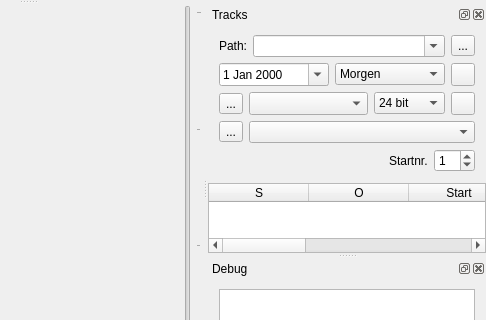
This is mainwindow.ui in audioprog/RecMasterNCutter as Qt 5 draws it before an edit; both pictures show x 538 to 1024 and y 170 to 490 of the 1024 by 703 pixel window. The edited form follows.
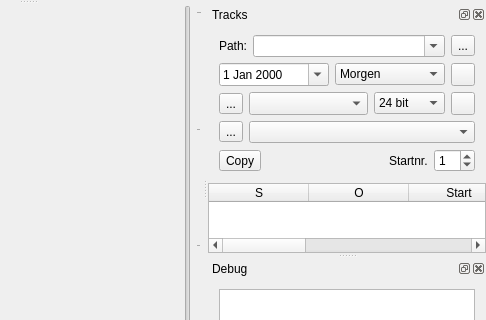
This is the edited form. Icons and pictures are not drawn. Custom widgets are drawn as their Qt base class.

Patch:
```diff
--- a/mainwindow.ui
+++ b/mainwindow.ui
@@ -599,6 +599,13 @@
         </item>
         <item>
          <layout class="QHBoxLayout" name="horizontalLayout_6">
+          <item>
+           <widget class="QToolButton" name="tbtCopy">
+            <property name="text">
+             <string>Copy</string>
+            </property>
+           </widget>
+          </item>
           <item>
            <spacer name="horizontalSpacer">
             <property name="orientation">
```
